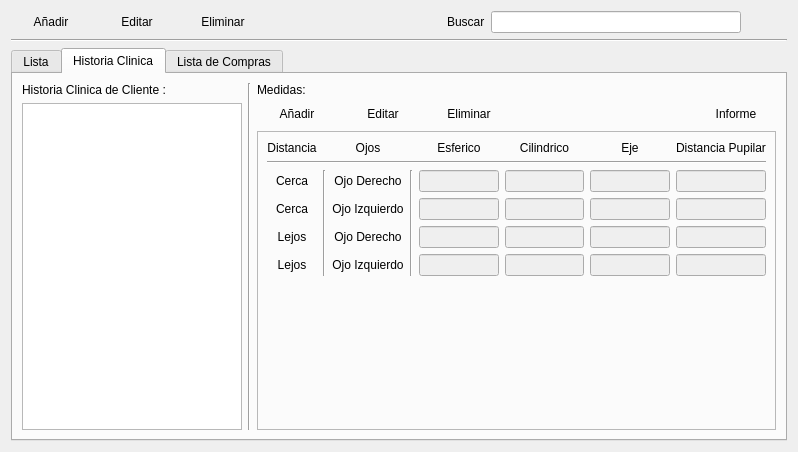
Old version of the form cliente/ui_cliente.ui in the repository rodety/Jireh.
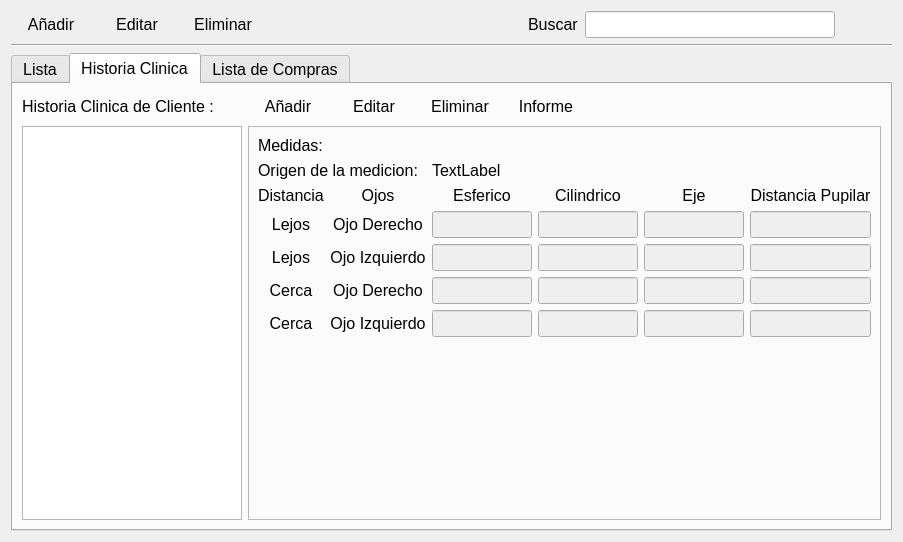
New version of the form. The open tabs and pages were chosen to show the change. Icons and pictures are not drawn.

Diff of the .ui file:
```diff
--- a/cliente/ui_cliente.ui
+++ b/cliente/ui_cliente.ui
@@ -6,18 +6,23 @@
    <rect>
     <x>0</x>
     <y>0</y>
-    <width>798</width>
-    <height>452</height>
+    <width>903</width>
+    <height>542</height>
    </rect>
   </property>
   <property name="windowTitle">
    <string>Form</string>
   </property>
-  <layout class="QGridLayout" name="gridLayout">
+  <layout class="QGridLayout" name="gridLayout_7">
    <item row="0" column="0">
     <layout class="QGridLayout" name="gridLayout_10">
      <item row="0" column="8">
       <widget class="QPushButton" name="pushButton_buscar">
+       <property name="font">
+        <font>
+         <pointsize>12</pointsize>
+        </font>
+       </property>
        <property name="text">
         <string/>
        </property>
@@ -41,6 +46,11 @@
          <verstretch>0</verstretch>
         </sizepolicy>
        </property>
+       <property name="font">
+        <font>
+         <pointsize>12</pointsize>
+        </font>
+       </property>
        <property name="text">
         <string>Editar</string>
        </property>
@@ -83,6 +93,11 @@
          <height>16777215</height>
         </size>
        </property>
+       <property name="font">
+        <font>
+         <pointsize>12</pointsize>
+        </font>
+       </property>
       </widget>
      </item>
      <item row="0" column="0">
@@ -93,6 +108,11 @@
          <verstretch>0</verstretch>
         </sizepolicy>
        </property>
+       <property name="font">
+        <font>
+         <pointsize>12</pointsize>
+        </font>
+       </property>
        <property name="text">
         <string>Añadir</string>
        </property>
@@ -110,6 +130,11 @@
      </item>
      <item row="0" column="5">
       <widget class="QLabel" name="label_3">
+       <property name="font">
+        <font>
+         <pointsize>12</pointsize>
+        </font>
+       </property>
        <property name="text">
         <string>Buscar</string>
        </property>
@@ -123,6 +148,11 @@
          <verstretch>0</verstretch>
         </sizepolicy>
        </property>
+       <property name="font">
+        <font>
+         <pointsize>12</pointsize>
+        </font>
+       </property>
        <property name="text">
         <string>Eliminar</string>
        </property>
@@ -142,6 +172,11 @@
    </item>
    <item row="1" column="0">
     <widget class="Line" name="line">
+     <property name="font">
+      <font>
+       <pointsize>12</pointsize>
+      </font>
+     </property>
      <property name="orientation">
       <enum>Qt::Horizontal</enum>
      </property>
@@ -152,6 +187,11 @@
      <property name="enabled">
       <bool>true</bool>
      </property>
+     <property name="font">
+      <font>
+       <pointsize>12</pointsize>
+      </font>
+     </property>
      <property name="currentIndex">
       <number>2</number>
      </property>
@@ -214,7 +254,7 @@
       <attribute name="title">
        <string>Historia Clinica</string>
       </attribute>
-      <layout class="QGridLayout" name="gridLayout_4">
+      <layout class="QGridLayout" name="gridLayout_8">
        <item row="0" column="0">
         <widget class="QLabel" name="label_4">
          <property name="sizePolicy">
@@ -228,39 +268,9 @@
          </property>
         </widget>
        </item>
-       <item row="0" column="1" rowspan="3">
-        <widget class="Line" name="line_2">
-         <property name="orientation">
-          <enum>Qt::Vertical</enum>
-         </property>
-        </widget>
-       </item>
-       <item row="0" column="2">
-        <widget class="QLabel" name="label">
-         <property name="text">
-          <string>Medidas:</string>
-         </property>
-        </widget>
-       </item>
-       <item row="1" column="0" rowspan="2">
-        <widget class="QTableView" name="tableView_Historia">
-         <property name="minimumSize">
-          <size>
-           <width>220</width>
-           <height>0</height>
-          </size>
-         </property>
-         <property name="maximumSize">
-          <size>
-           <width>350</width>
-           <height>16777215</height>
-          </size>
-         </property>
-        </widget>
-       </item>
-       <item row="1" column="2">
-        <layout class="QGridLayout" name="gridLayout_13">
-         <item row="0" column="2">
+       <item row="0" column="1">
+        <layout class="QGridLayout" name="gridLayout">
+         <item row="0" column="1">
           <widget class="QPushButton" name="NuevoHistorial">
            <property name="sizePolicy">
             <sizepolicy hsizetype="Fixed" vsizetype="Fixed">
@@ -283,7 +293,7 @@
            </property>
           </widget>
          </item>
-         <item row="0" column="3">
+         <item row="0" column="2">
           <widget class="QPushButton" name="EditarHistorial">
            <property name="sizePolicy">
             <sizepolicy hsizetype="Fixed" vsizetype="Fixed">
@@ -306,7 +316,7 @@
            </property>
           </widget>
          </item>
-         <item row="0" column="4">
+         <item row="0" column="3">
           <widget class="QPushButton" name="BorrarHistorial">
            <property name="sizePolicy">
             <sizepolicy hsizetype="Fixed" vsizetype="Fixed">
@@ -329,7 +339,7 @@
            </property>
           </widget>
          </item>
-         <item row="0" column="6">
+         <item row="0" column="4">
           <widget class="QPushButton" name="pushButton_Informe">
            <property name="text">
             <string>Informe</string>
@@ -361,7 +371,23 @@
          </item>
         </layout>
        </item>
-       <item row="2" column="2">
+       <item row="1" column="0">
+        <widget class="QTableView" name="tableView_Historia">
+         <property name="minimumSize">
+          <size>
+           <width>220</width>
+           <height>0</height>
+          </size>
+         </property>
+         <property name="maximumSize">
+          <size>
+           <width>350</width>
+           <height>16777215</height>
+          </size>
+         </property>
+        </widget>
+       </item>
+       <item row="1" column="1">
         <widget class="QFrame" name="frame">
          <property name="maximumSize">
           <size>
@@ -375,366 +401,286 @@
          <property name="frameShadow">
           <enum>QFrame::Raised</enum>
          </property>
-         <layout class="QGridLayout" name="gridLayout_9">
-          <item row="0" column="0">
-           <layout class="QGridLayout" name="gridLayout_8">
-            <property name="sizeConstraint">
-             <enum>QLayout::SetFixedSize</enum>
+         <layout class="QGridLayout" name="gridLayout_4">
+          <item row="2" column="4">
+           <widget class="QLabel" name="label_9">
+            <property name="text">
+             <string>Eje</string>
             </property>
-            <item row="4" column="6">
-             <widget class="QLineEdit" name="lineEdit_ejld">
-              <property name="enabled">
-               <bool>false</bool>
-              </property>
-              <property name="alignment">
-               <set>Qt::AlignCenter</set>
-              </property>
-             </widget>
-            </item>
-            <item row="4" column="5">
-             <widget class="QLineEdit" name="lineEdit_cld">
-              <property name="enabled">
-               <bool>false</bool>
-              </property>
-              <property name="alignment">
-               <set>Qt::AlignCenter</set>
-              </property>
-             </widget>
-            </item>
-            <item row="0" column="0">
-             <widget class="QLabel" name="label_5">
-              <property name="maximumSize">
-               <size>
-                <width>16777215</width>
-                <height>30</height>
-               </size>
-              </property>
-              <property name="text">
-               <string>Distancia</string>
-              </property>
-              <property name="alignment">
-               <set>Qt::AlignCenter</set>
-              </property>
-             </widget>
-            </item>
-            <item row="0" column="5">
-             <widget class="QLabel" name="label_8">
-              <property name="text">
-               <string>Cilindrico</string>
-              </property>
-              <property name="alignment">
-               <set>Qt::AlignCenter</set>
-              </property>
-             </widget>
-            </item>
-            <item row="5" column="6">
-             <widget class="QLineEdit" name="lineEdit_ejli">
-              <property name="enabled">
-               <bool>false</bool>
-              </property>
-              <property name="alignment">
-               <set>Qt::AlignCenter</set>
-              </property>
-             </widget>
-            </item>
-            <item row="5" column="7">
-             <widget class="QLineEdit" name="lineEdit_dli">
-              <property name="enabled">
-               <bool>false</bool>
-              </property>
-              <property name="alignment">
-               <set>Qt::AlignCenter</set>
-              </property>
-             </widget>
-            </item>
-            <item row="2" column="7">
-             <widget class="QLineEdit" name="lineEdit_dcd">
-              <property name="enabled">
-               <bool>false</bool>
-              </property>
-              <property name="alignment">
-               <set>Qt::AlignCenter</set>
-              </property>
-             </widget>
-            </item>
-            <item row="2" column="6">
-             <widget class="QLineEdit" name="lineEdit_ejcd">
-              <property name="enabled">
-               <bool>false</bool>
-              </property>
-              <property name="alignment">
-               <set>Qt::AlignCenter</set>
-              </property>
-             </widget>
-            </item>
-            <item row="2" column="2">
-             <widget class="QLabel" name="label_15">
-              <property name="text">
-               <string>Ojo Derecho</string>
-              </property>
-              <property name="alignment">
-               <set>Qt::AlignCenter</set>
-              </property>
-             </widget>
-            </item>
-            <item row="3" column="2">
-             <widget class="QLabel" name="label_16">
-              <property name="text">
-               <string>Ojo Izquierdo</string>
-              </property>
-              <property name="alignment">
-               <set>Qt::AlignCenter</set>
-              </property>
-             </widget>
-            </item>
-            <item row="0" column="6">
-             <widget class="QLabel" name="label_9">
-              <property name="text">
-               <string>Eje</string>
-              </property>
-              <property name="alignment">
-               <set>Qt::AlignCenter</set>
-              </property>
-             </widget>
-            </item>
-            <item row="0" column="4">
-             <widget class="QLabel" name="label_7">
-              <property name="text">
-               <string>Esferico</string>
-              </property>
-              <property name="alignment">
-               <set>Qt::AlignCenter</set>
-              </property>
-             </widget>
-            </item>
-            <item row="2" column="4">
-             <widget class="QLineEdit" name="lineEdit_ecd">
-              <property name="enabled">
-               <bool>false</bool>
-              </property>
-              <property name="alignment">
-               <set>Qt::AlignCenter</set>
-              </property>
-             </widget>
-            </item>
-            <item row="2" column="0">
-             <widget class="QLabel" name="label_11">
-              <property name="maximumSize">
-               <size>
-                <width>16777215</width>
-                <height>30</height>
-               </size>
-              </property>
-              <property name="text">
-               <string>Cerca</string>
-              </property>
-              <property name="alignment">
-               <set>Qt::AlignCenter</set>
-              </property>
-             </widget>
-            </item>
-            <item row="0" column="2">
-             <widget class="QLabel" name="label_6">
-              <property name="text">
-               <string>Ojos</string>
-              </property>
-              <property name="alignment">
-               <set>Qt::AlignCenter</set>
-              </property>
-             </widget>
-            </item>
-            <item row="4" column="4">
-             <widget class="QLineEdit" name="lineEdit_eld">
-              <property name="enabled">
-               <bool>false</bool>
-              </property>
-              <property name="alignment">
-               <set>Qt::AlignCenter</set>
-              </property>
-             </widget>
-            </item>
-            <item row="5" column="5">
-             <widget class="QLineEdit" name="lineEdit_cli">
-              <property name="enabled">
-               <bool>false</bool>
-              </property>
-              <property name="alignment">
-               <set>Qt::AlignCenter</set>
-              </property>
-             </widget>
-            </item>
-            <item row="4" column="0">
-             <widget class="QLabel" name="label_13">
-              <property name="maximumSize">
-               <size>
-                <width>16777215</width>
-                <height>30</height>
-               </size>
-              </property>
-              <property name="text">
-               <string>Lejos</string>
-              </property>
-              <property name="alignment">
-               <set>Qt::AlignCenter</set>
-              </property>
-             </widget>
-            </item>
-            <item row="4" column="2">
-             <widget class="QLabel" name="label_17">
-              <property name="text">
-               <string>Ojo Derecho</string>
-              </property>
-              <property name="alignment">
-               <set>Qt::AlignCenter</set>
-              </property>
-             </widget>
-            </item>
-            <item row="2" column="1" rowspan="4">
-             <widget class="Line" name="line_4">
-              <property name="orientation">
-               <enum>Qt::Vertical</enum>
-              </property>
-             </widget>
-            </item>
-            <item row="5" column="2">
-             <widget class="QLabel" name="label_18">
-              <property name="text">
-               <string>Ojo Izquierdo</string>
-              </property>
-              <property name="alignment">
-               <set>Qt::AlignCenter</set>
-              </property>
-             </widget>
-            </item>
-            <item row="4" column="7">
-             <widget class="QLineEdit" name="lineEdit_dld">
-              <property name="enabled">
-               <bool>false</bool>
-              </property>
-              <property name="alignment">
-               <set>Qt::AlignCenter</set>
-              </property>
-             </widget>
-            </item>
-            <item row="3" column="7">
-             <widget class="QLineEdit" name="lineEdit_dci">
-              <property name="enabled">
-               <bool>false</bool>
-              </property>
-              <property name="alignment">
-               <set>Qt::AlignCenter</set>
-              </property>
-             </widget>
-            </item>
-            <item row="3" column="5">
-             <widget class="QLineEdit" name="lineEdit_cci">
-              <property name="enabled">
-               <bool>false</bool>
-              </property>
-              <property name="alignment">
-               <set>Qt::AlignCenter</set>
-              </property>
-             </widget>
-            </item>
-            <item row="3" column="4">
-             <widget class="QLineEdit" name="lineEdit_eci">
-              <property name="enabled">
-               <bool>false</bool>
-              </property>
-              <property name="alignment">
-               <set>Qt::AlignCenter</set>
-              </property>
-             </widget>
-            </item>
-            <item row="3" column="0">
-             <widget class="QLabel" name="label_12">
-              <property name="maximumSize">
-               <size>
-                <width>16777215</width>
-                <height>30</height>
-               </size>
-              </property>
-              <property name="text">
-               <string>Cerca</string>
-              </property>
-              <property name="alignment">
-               <set>Qt::AlignCenter</set>
-              </property>
-             </widget>
-            </item>
-            <item row="0" column="7">
-             <widget class="QLabel" name="label_10">
-              <property name="text">
-               <string>Distancia Pupilar</string>
-              </property>
-              <property name="alignment">
-               <set>Qt::AlignCenter</set>
-              </property>
-             </widget>
-            </item>
-            <item row="5" column="0">
-             <widget class="QLabel" name="label_14">
-              <property name="maximumSize">
-               <size>
-                <width>16777215</width>
-                <height>30</height>
-               </size>
-              </property>
-              <property name="text">
-               <string>Lejos</string>
-              </property>
-              <property name="alignment">
-               <set>Qt::AlignCenter</set>
-              </property>
-             </widget>
-            </item>
-            <item row="2" column="5">
-             <widget class="QLineEdit" name="lineEdit_ccd">
-              <property name="enabled">
-               <bool>false</bool>
-              </property>
-              <property name="alignment">
-               <set>Qt::AlignCenter</set>
-              </property>
-             </widget>
-            </item>
-            <item row="3" column="6">
-             <widget class="QLineEdit" name="lineEdit_ejci">
-              <property name="enabled">
-               <bool>false</bool>
-              </property>
-              <property name="alignment">
-               <set>Qt::AlignCenter</set>
-              </property>
-             </widget>
-            </item>
-            <item row="5" column="4">
-             <widget class="QLineEdit" name="lineEdit_eli">
-              <property name="enabled">
-               <bool>false</bool>
-              </property>
-              <property name="alignment">
-               <set>Qt::AlignCenter</set>
-              </property>
-             </widget>
-            </item>
-            <item row="1" column="0" colspan="8">
-             <widget class="Line" name="line_3">
-              <property name="orientation">
-               <enum>Qt::Horizontal</enum>
-              </property>
-             </widget>
-            </item>
-            <item row="2" column="3" rowspan="4">
-             <widget class="Line" name="line_5">
-              <property name="orientation">
-               <enum>Qt::Vertical</enum>
-              </property>
-             </widget>
-            </item>
-           </layout>
+            <property name="alignment">
+             <set>Qt::AlignCenter</set>
+            </property>
+           </widget>
           </item>
-          <item row="1" column="0">
+          <item row="2" column="5">
+           <widget class="QLabel" name="label_10">
+            <property name="text">
+             <string>Distancia Pupilar</string>
+            </property>
+            <property name="alignment">
+             <set>Qt::AlignCenter</set>
+            </property>
+           </widget>
+          </item>
+          <item row="5" column="2">
+           <widget class="QLineEdit" name="lineEdit_eld">
+            <property name="enabled">
+             <bool>false</bool>
+            </property>
+            <property name="alignment">
+             <set>Qt::AlignCenter</set>
+            </property>
+           </widget>
+          </item>
+          <item row="5" column="3">
+           <widget class="QLineEdit" name="lineEdit_cld">
+            <property name="enabled">
+             <bool>false</bool>
+            </property>
+            <property name="alignment">
+             <set>Qt::AlignCenter</set>
+            </property>
+           </widget>
+          </item>
+          <item row="5" column="4">
+           <widget class="QLineEdit" name="lineEdit_ejld">
+            <property name="enabled">
+             <bool>false</bool>
+            </property>
+            <property name="alignment">
+             <set>Qt::AlignCenter</set>
+            </property>
+           </widget>
+          </item>
+          <item row="5" column="5">
+           <widget class="QLineEdit" name="lineEdit_dld">
+            <property name="enabled">
+             <bool>false</bool>
+            </property>
+            <property name="alignment">
+             <set>Qt::AlignCenter</set>
+            </property>
+           </widget>
+          </item>
+          <item row="6" column="0">
+           <widget class="QLabel" name="label_14">
+            <property name="maximumSize">
+             <size>
+              <width>16777215</width>
+              <height>30</height>
+             </size>
+            </property>
+            <property name="text">
+             <string>Lejos</string>
+            </property>
+            <property name="alignment">
+             <set>Qt::AlignCenter</set>
+            </property>
+           </widget>
+          </item>
+          <item row="6" column="1">
+           <widget class="QLabel" name="label_18">
+            <property name="text">
+             <string>Ojo Izquierdo</string>
+            </property>
+            <property name="alignment">
+             <set>Qt::AlignCenter</set>
+            </property>
+           </widget>
+          </item>
+          <item row="6" column="2">
+           <widget class="QLineEdit" name="lineEdit_eli">
+            <property name="enabled">
+             <bool>false</bool>
+            </property>
+            <property name="alignment">
+             <set>Qt::AlignCenter</set>
+            </property>
+           </widget>
+          </item>
+          <item row="6" column="3">
+           <widget class="QLineEdit" name="lineEdit_cli">
+            <property name="enabled">
+             <bool>false</bool>
+            </property>
+            <property name="alignment">
+             <set>Qt::AlignCenter</set>
+            </property>
+           </widget>
+          </item>
+          <item row="6" column="4">
+           <widget class="QLineEdit" name="lineEdit_ejli">
+            <property name="enabled">
+             <bool>false</bool>
+            </property>
+            <property name="alignment">
+             <set>Qt::AlignCenter</set>
+            </property>
+           </widget>
+          </item>
+          <item row="6" column="5">
+           <widget class="QLineEdit" name="lineEdit_dli">
+            <property name="enabled">
+             <bool>false</bool>
+            </property>
+            <property name="alignment">
+             <set>Qt::AlignCenter</set>
+            </property>
+           </widget>
+          </item>
+          <item row="7" column="0">
+           <widget class="QLabel" name="label_11">
+            <property name="maximumSize">
+             <size>
+              <width>16777215</width>
+              <height>30</height>
+             </size>
+            </property>
+            <property name="text">
+             <string>Cerca</string>
+            </property>
+            <property name="alignment">
+             <set>Qt::AlignCenter</set>
+            </property>
+           </widget>
+          </item>
+          <item row="7" column="1">
+           <widget class="QLabel" name="label_15">
+            <property name="text">
+             <string>Ojo Derecho</string>
+            </property>
+            <property name="alignment">
+             <set>Qt::AlignCenter</set>
+            </property>
+           </widget>
+          </item>
+          <item row="7" column="2">
+           <widget class="QLineEdit" name="lineEdit_ecd">
+            <property name="enabled">
+             <bool>false</bool>
+            </property>
+            <property name="alignment">
+             <set>Qt::AlignCenter</set>
+            </property>
+           </widget>
+          </item>
+          <item row="7" column="3">
+           <widget class="QLineEdit" name="lineEdit_ccd">
+            <property name="enabled">
+             <bool>false</bool>
+            </property>
+            <property name="alignment">
+             <set>Qt::AlignCenter</set>
+            </property>
+           </widget>
+          </item>
+          <item row="7" column="4">
+           <widget class="QLineEdit" name="lineEdit_ejcd">
+            <property name="enabled">
+             <bool>false</bool>
+            </property>
+            <property name="alignment">
+             <set>Qt::AlignCenter</set>
+            </property>
+           </widget>
+          </item>
+          <item row="7" column="5">
+           <widget class="QLineEdit" name="lineEdit_dcd">
+            <property name="enabled">
+             <bool>false</bool>
+            </property>
+            <property name="alignment">
+             <set>Qt::AlignCenter</set>
+            </property>
+           </widget>
+          </item>
+          <item row="8" column="0">
+           <widget class="QLabel" name="label_12">
+            <property name="maximumSize">
+             <size>
+              <width>16777215</width>
+              <height>30</height>
+             </size>
+            </property>
+            <property name="text">
+             <string>Cerca</string>
+            </property>
+            <property name="alignment">
+             <set>Qt::AlignCenter</set>
+            </property>
+           </widget>
+          </item>
+          <item row="8" column="1">
+           <widget class="QLabel" name="label_16">
+            <property name="text">
+             <string>Ojo Izquierdo</string>
+            </property>
+            <property name="alignment">
+             <set>Qt::AlignCenter</set>
+            </property>
+           </widget>
+          </item>
+          <item row="8" column="2">
+           <widget class="QLineEdit" name="lineEdit_eci">
+            <property name="enabled">
+             <bool>false</bool>
+            </property>
+            <property name="alignment">
+             <set>Qt::AlignCenter</set>
+            </property>
+           </widget>
+          </item>
+          <item row="8" column="3">
+           <widget class="QLineEdit" name="lineEdit_cci">
+            <property name="enabled">
+             <bool>false</bool>
+            </property>
+            <property name="alignment">
+             <set>Qt::AlignCenter</set>
+            </property>
+           </widget>
+          </item>
+          <item row="8" column="4">
+           <widget class="QLineEdit" name="lineEdit_ejci">
+            <property name="enabled">
+             <bool>false</bool>
+            </property>
+            <property name="alignment">
+             <set>Qt::AlignCenter</set>
+            </property>
+           </widget>
+          </item>
+          <item row="8" column="5">
+           <widget class="QLineEdit" name="lineEdit_dci">
+            <property name="enabled">
+             <bool>false</bool>
+            </property>
+            <property name="alignment">
+             <set>Qt::AlignCenter</set>
+            </property>
+           </widget>
+          </item>
+          <item row="2" column="3">
+           <widget class="QLabel" name="label_8">
+            <property name="text">
+             <string>Cilindrico</string>
+            </property>
+            <property name="alignment">
+             <set>Qt::AlignCenter</set>
+            </property>
+           </widget>
+          </item>
+          <item row="2" column="2">
+           <widget class="QLabel" name="label_7">
+            <property name="text">
+             <string>Esferico</string>
+            </property>
+            <property name="alignment">
+             <set>Qt::AlignCenter</set>
+            </property>
+           </widget>
+          </item>
+          <item row="9" column="3">
            <spacer name="verticalSpacer">
             <property name="orientation">
              <enum>Qt::Vertical</enum>
@@ -747,6 +693,79 @@
             </property>
            </spacer>
           </item>
+          <item row="1" column="0" colspan="2">
+           <widget class="QLabel" name="label_20">
+            <property name="text">
+             <string>Origen de la medicion:</string>
+            </property>
+           </widget>
+          </item>
+          <item row="2" column="1">
+           <widget class="QLabel" name="label_6">
+            <property name="text">
+             <string>Ojos</string>
+            </property>
+            <property name="alignment">
+             <set>Qt::AlignCenter</set>
+            </property>
+           </widget>
+          </item>
+          <item row="2" column="0">
+           <widget class="QLabel" name="label_5">
+            <property name="maximumSize">
+             <size>
+              <width>16777215</width>
+              <height>30</height>
+             </size>
+            </property>
+            <property name="text">
+             <string>Distancia</string>
+            </property>
+            <property name="alignment">
+             <set>Qt::AlignCenter</set>
+            </property>
+           </widget>
+          </item>
+          <item row="5" column="1">
+           <widget class="QLabel" name="label_17">
+            <property name="text">
+             <string>Ojo Derecho</string>
+            </property>
+            <property name="alignment">
+             <set>Qt::AlignCenter</set>
+            </property>
+           </widget>
+          </item>
+          <item row="5" column="0">
+           <widget class="QLabel" name="label_13">
+            <property name="maximumSize">
+             <size>
+              <width>16777215</width>
+              <height>30</height>
+             </size>
+            </property>
+            <property name="text">
+             <string>Lejos</string>
+            </property>
+            <property name="alignment">
+             <set>Qt::AlignCenter</set>
+            </property>
+           </widget>
+          </item>
+          <item row="0" column="0">
+           <widget class="QLabel" name="label">
+            <property name="text">
+             <string>Medidas:</string>
+            </property>
+           </widget>
+          </item>
+          <item row="1" column="2">
+           <widget class="QLabel" name="label_origen_medicion">
+            <property name="text">
+             <string>TextLabel</string>
+            </property>
+           </widget>
+          </item>
          </layout>
         </widget>
        </item>
```
Left out of the diff: 25 changed lines with no effect on the pictures.
